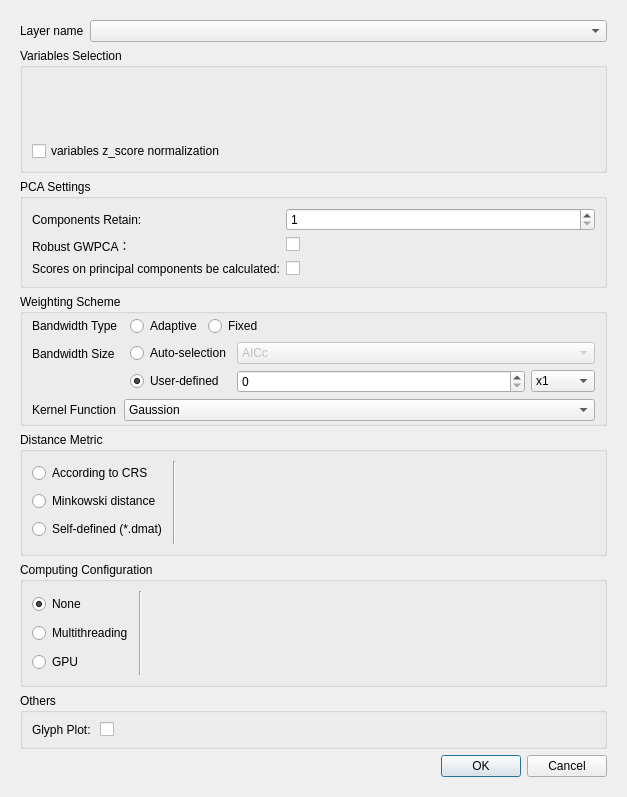
Qt form gwmgwpcaoptionsdialog.ui (GWmodel-Lab/GWmodelS) before a commit.
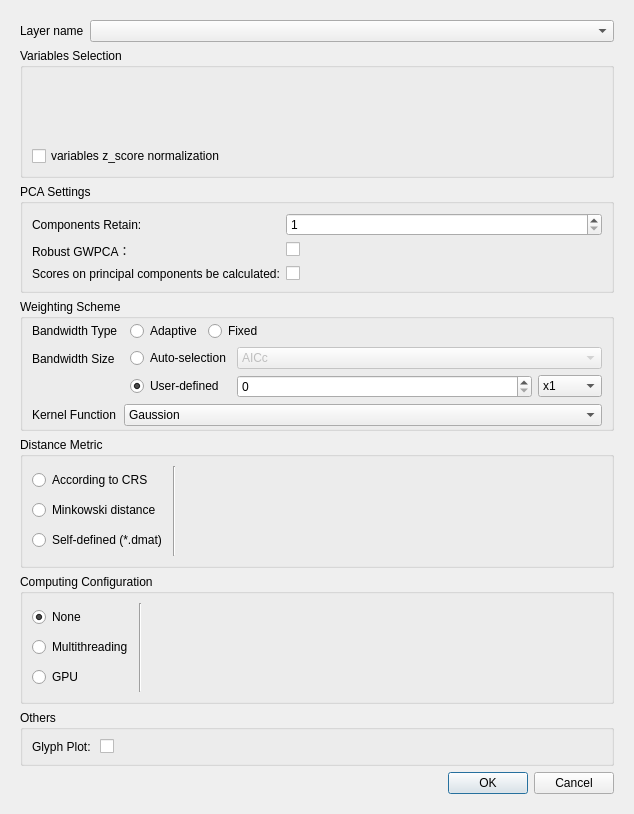
The same form after that commit. Custom widgets are drawn as their Qt base class.

The edit to the form file:
```diff
--- a/gwmgwpcaoptionsdialog.ui
+++ b/gwmgwpcaoptionsdialog.ui
@@ -6,8 +6,8 @@
    <rect>
     <x>0</x>
     <y>0</y>
-    <width>627</width>
-    <height>797</height>
+    <width>634</width>
+    <height>814</height>
    </rect>
   </property>
   <property name="windowTitle">
@@ -27,8 +27,8 @@
        <rect>
         <x>0</x>
         <y>0</y>
-        <width>609</width>
-        <height>779</height>
+        <width>616</width>
+        <height>796</height>
        </rect>
       </property>
       <layout class="QVBoxLayout" name="verticalLayout_6">
```
